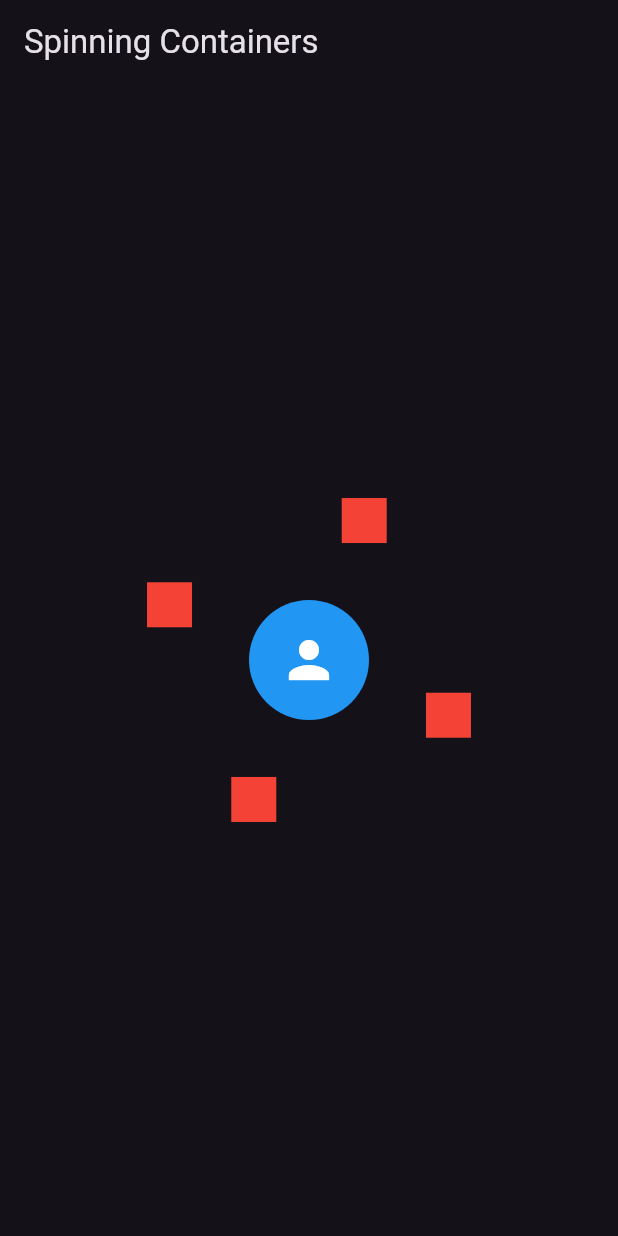
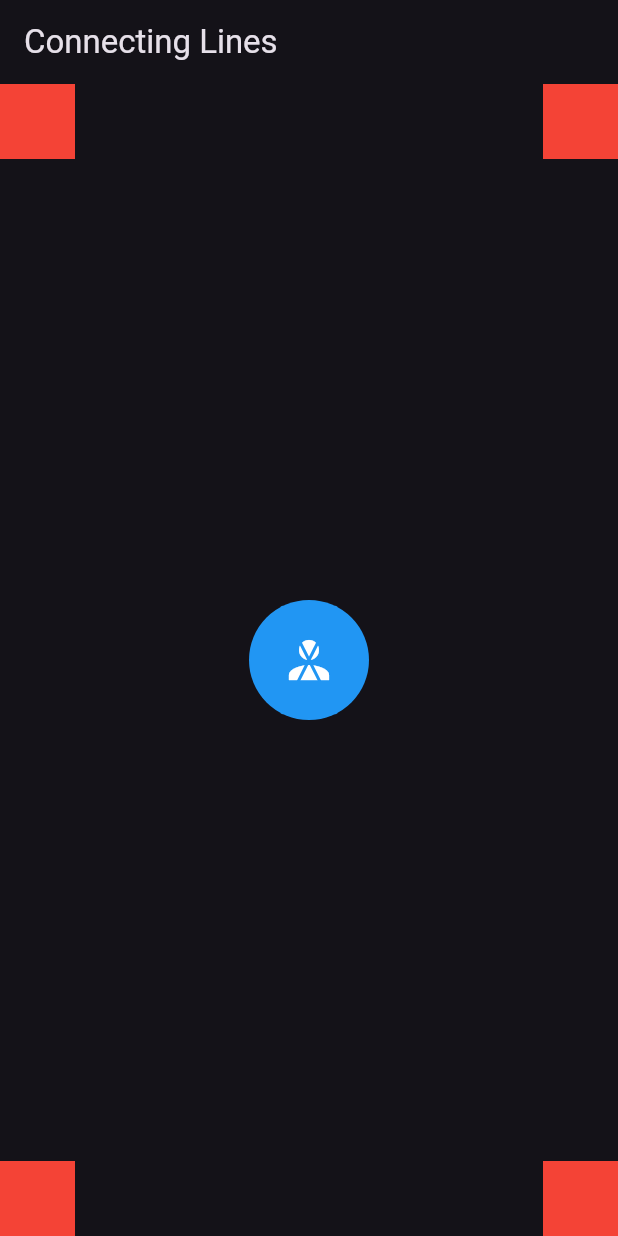
Before and after one commit to TheAsiyaS/newCreations, a Flutter app: the screen it shows after launch, on a phone screen of 412 x 824 dp. Run offline on Flutter 3.47's test engine with Material 3 defaults, Android fonts, the phone set to English and light mode, and no system bars; our stand-ins replace carousel_slider.

Commit message:
line animation to cards in 4 corner

```diff
--- a/lib/avatrAnimation.dart
+++ b/lib/avatrAnimation.dart
@@ -49,7 +49,7 @@ class _SpinningContainersScreenState extends State<SpinningContainersScreen>
         ),
       ),
     );
-  }
+  }// circle avatater radius : 40 , background colour :  colors.blue child : icons(icons.person,szize :40,coloes: kwhite );
 
   Widget _buildAnimatedContainer(double angle) {
     return AnimatedBuilder(
--- /dev/null
+++ b/lib/linesAnimatin.dart
@@ -0,0 +1,115 @@
+import 'package:flutter/material.dart';
+
+class ConnectingLinesScreen extends StatefulWidget {
+  @override
+  _ConnectingLinesScreenState createState() => _ConnectingLinesScreenState();
+}
+
+class _ConnectingLinesScreenState extends State<ConnectingLinesScreen>
+    with SingleTickerProviderStateMixin {
+  late AnimationController _controller;
+
+  @override
+  void initState() {
+    super.initState();
+    _controller = AnimationController(
+      vsync: this,
+      duration: Duration(seconds: 2),
+    )..repeat(reverse: true);
+  }
+
+  @override
+  void dispose() {
+    _controller.dispose();
+    super.dispose();
+  }
+
+  @override
+  Widget build(BuildContext context) {
+    return Scaffold(
+      appBar: AppBar(title: Text('Connecting Lines')),
+      body: LayoutBuilder(
+        builder: (context, constraints) {
+          final double centerX = constraints.maxWidth / 2;
+          final double centerY = constraints.maxHeight / 2;
+          final double containerSize = 50;
+
+          return Stack(
+            children: [
+              Center(
+                child: CircleAvatar(
+                  radius: 40,
+                  backgroundColor: Colors.blue,
+                  child: Icon(Icons.person, size: 40, color: Colors.white),
+                ),
+              ),
+              Positioned(
+                top: 0,
+                left: 0,
+                child: Container(width: containerSize, height: containerSize, color: Colors.red),
+              ),
+              Positioned(
+                top: 0,
+                right: 0,
+                child: Container(width: containerSize, height: containerSize, color: Colors.red),
+              ),
+              Positioned(
+                bottom: 0,
+                left: 0,
+                child: Container(width: containerSize, height: containerSize, color: Colors.red),
+              ),
+              Positioned(
+                bottom: 0,
+                right: 0,
+                child: Container(width: containerSize, height: containerSize, color: Colors.red),
+              ),
+              CustomPaint(
+                painter: LinePainter(_controller, centerX, centerY, containerSize),
+                child: Container(),
+              ),
+            ],
+          );
+        },
+      ),
+    );
+  }
+}
+
+class LinePainter extends CustomPainter {
+  final Animation<double> animation;
+  final double centerX;
+  final double centerY;
+  final double containerSize;
+
+  LinePainter(this.animation, this.centerX, this.centerY, this.containerSize) : super(repaint: animation);
+
+  @override
+  void paint(Canvas canvas, Size size) {
+    final paint = Paint()
+      ..color = Colors.blue
+      ..strokeWidth = 2.0;
+
+    final double endFraction = animation.value;
+
+    final points = [
+      Offset(0 + containerSize / 2, 0 + containerSize / 2),
+      Offset(size.width - containerSize / 2, 0 + containerSize / 2),
+      Offset(0 + containerSize / 2, size.height - containerSize / 2),
+      Offset(size.width - containerSize / 2, size.height - containerSize / 2),
+    ];
+
+    for (var point in points) {
+      final endX = centerX + (point.dx - centerX) * endFraction;
+      final endY = centerY + (point.dy - centerY) * endFraction;
+      canvas.drawLine(Offset(centerX, centerY), Offset(endX, endY), paint);
+    }
+  }
+
+  @override
+  bool shouldRepaint(LinePainter oldDelegate) {
+    return oldDelegate.animation != animation ||
+           oldDelegate.centerX != centerX ||
+           oldDelegate.centerY != centerY ||
+           oldDelegate.containerSize != containerSize;
+  }
+}
```
Also changed, not shown: lib/main.dart (+18 -2 lines), pubspec.lock.
